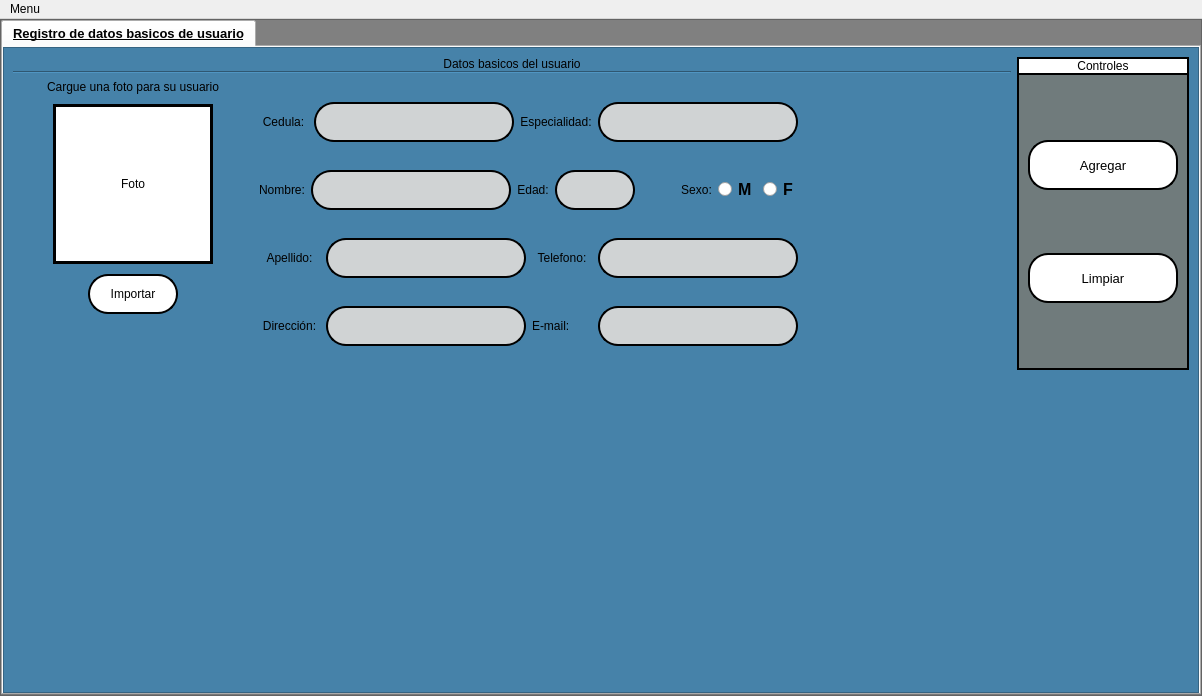
First picture: the form in interfaces/dogtores.ui, repository Reinaldito04/App-Consultas-y-Historias-Medicas, before the edit.
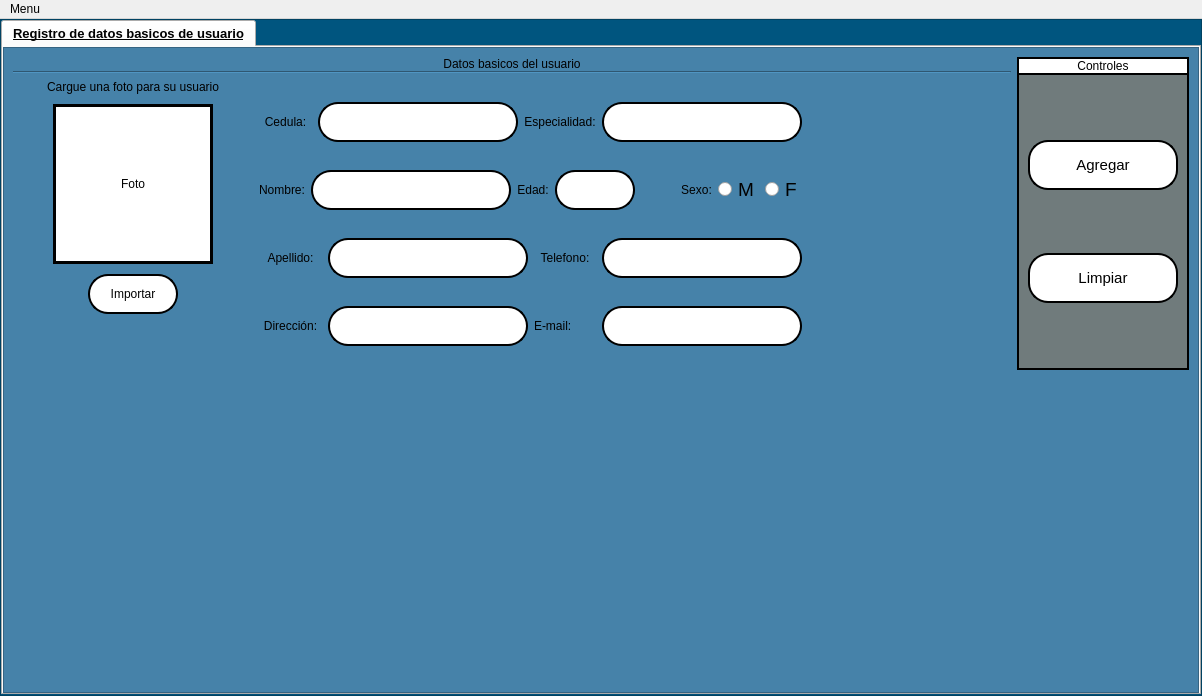
Second picture: the form after the edit. Icons and pictures are not drawn.

```diff
--- a/interfaces/dogtores.ui
+++ b/interfaces/dogtores.ui
@@ -34,7 +34,8 @@
      <widget class="QFrame" name="frame">
       <property name="styleSheet">
        <string notr="true">QFrame{
-background-color:gray;
+background-color:rgb(0, 85, 127);
+
 }</string>
       </property>
       <property name="frameShape">
@@ -97,7 +98,7 @@
              <property name="styleSheet">
               <string notr="true">QFrame{
 background-color:rgb(70, 130, 169);
-font: 14pt &quot;Microsoft Sans Serif&quot;;
+	font: 14pt &quot;Microsoft Sans Serif&quot;;
 }
 QTableWidget{
 color:rgb(0,0,0);
@@ -107,7 +108,7 @@
 QHeaderView::section{
 background-color:rgb(0,206,151);
 border:1px solid rgb(0,0,0);
-font-size:12pt;
+	font: 12pt &quot;Microsoft Sans Serif&quot;;
 }
 QTbaleWidget QTableCornerButton::section{
 background-color:rgb(0,0,0);
@@ -116,16 +117,29 @@
 QLineEdit{
 border:2px solid rgb(0,0,0);
 border-radius:20px;
-background-color:#D0D3D4;
-font: 12pt &quot;Microsoft Sans Serif&quot;;
+	font: 12pt &quot;Microsoft Sans Serif&quot;;
+	background-color: rgb(255, 255, 255);
 }
 QPushButton{
 border-radius:20px;
 border:2px solid rgb(0,0,0);
 background-color:white;
+	font: 11pt &quot;Microsoft Sans Serif&quot;;
 }
 QPushButton:hover{
-background-color:#CB4335;
+	background-color:#5DADE2;
+}
+QTextEdit{
+border:4px solid rgb(0,0,0);
+border-radius:20px;
+	font: 12pt &quot;Microsoft Sans Serif&quot;;
+	background-color: rgb(255, 255, 255);
+}
+QLineEdit::hover{
+	background-color:#5DADE2;
+}
+QRadioButton{
+	font: 14pt &quot;Microsoft Sans Serif&quot;;
 }
 </string>
              </property>
@@ -480,9 +494,10 @@
                               <property name="font">
                                <font>
                                 <family>Microsoft Sans Serif</family>
-                                <pointsize>12</pointsize>
-                                <weight>75</weight>
-                                <bold>true</bold>
+                                <pointsize>14</pointsize>
+                                <weight>50</weight>
+                                <italic>false</italic>
+                                <bold>false</bold>
                                </font>
                               </property>
                               <property name="styleSheet">
@@ -498,9 +513,10 @@
                               <property name="font">
                                <font>
                                 <family>Microsoft Sans Serif</family>
-                                <pointsize>12</pointsize>
-                                <weight>75</weight>
-                                <bold>true</bold>
+                                <pointsize>14</pointsize>
+                                <weight>50</weight>
+                                <italic>false</italic>
+                                <bold>false</bold>
                                </font>
                               </property>
                               <property name="text">
@@ -730,7 +746,11 @@
                          </property>
                          <property name="font">
                           <font>
-                           <pointsize>10</pointsize>
+                           <family>Microsoft Sans Serif</family>
+                           <pointsize>11</pointsize>
+                           <weight>50</weight>
+                           <italic>false</italic>
+                           <bold>false</bold>
                           </font>
                          </property>
                          <property name="text">
@@ -777,7 +797,11 @@
                          </property>
                          <property name="font">
                           <font>
-                           <pointsize>10</pointsize>
+                           <family>Microsoft Sans Serif</family>
+                           <pointsize>11</pointsize>
+                           <weight>50</weight>
+                           <italic>false</italic>
+                           <bold>false</bold>
                           </font>
                          </property>
                          <property name="text">
```
